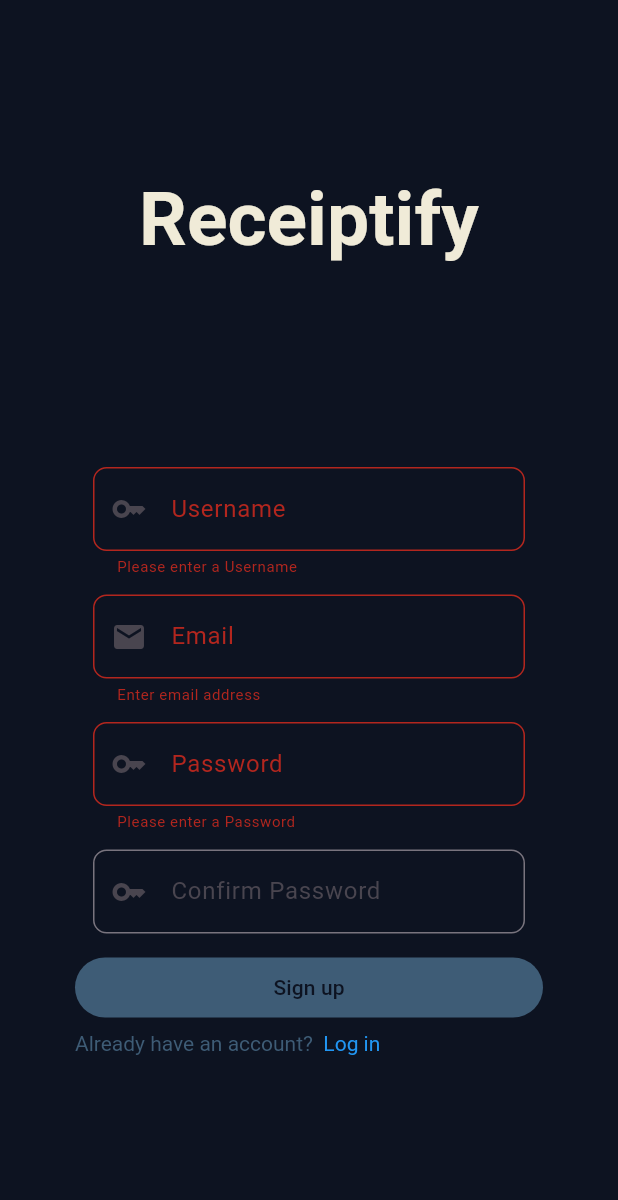
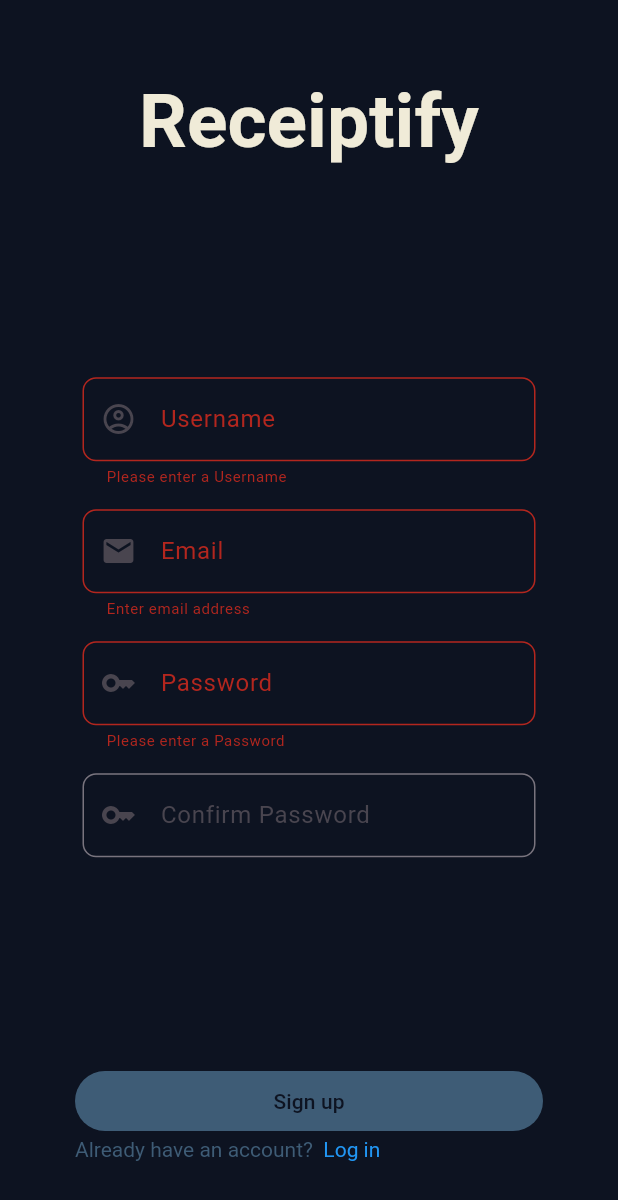
Before and after one commit to ThomasTejedor/Receiptify, a Flutter app: the SignupPage screen opened by its route, after a tap on "Sign up", on a phone screen of 412 x 824 dp. Shown: the top 1200 px of the screen. Run offline on Flutter 3.47's test engine with Material 3 defaults, Android fonts, the phone set to English and light mode, and no system bars; our stand-ins replace camera, cloud_firestore, firebase_auth, firebase_core, form_field_validator, go_router; missing offline and left inert: gal; accounts and stored records are empty.

Commit message:
Added some profile and login/signup design for pages

```diff
--- a/lib/main.dart
+++ b/lib/main.dart
@@ -2,6 +2,7 @@ import 'package:flutter/material.dart';
 import '../pages/startup_screen.dart';
 import '../pages/login.dart';
 import '../pages/signup.dart';
+import '../pages/profile.dart';
 import 'package:firebase_core/firebase_core.dart';
 import 'firebase_options.dart';
 import 'package:go_router/go_router.dart';
@@ -34,6 +35,12 @@ final GoRouter _router = GoRouter(
             return const SignupPage();
           },
         ),
+        GoRoute(
+          path: 'profile',
+          builder: (BuildContext context, GoRouterState state) {
+            return const ProfilePage();
+          }
+        ),
       ],
     ),
   ],
--- a/lib/pages/signup.dart
+++ b/lib/pages/signup.dart
@@ -3,6 +3,7 @@ import 'package:flutter/gestures.dart';
 import 'package:form_field_validator/form_field_validator.dart';
 import 'package:go_router/go_router.dart';
 import 'package:firebase_auth/firebase_auth.dart';
+import '../services/db_service.dart';
 
 class SignupPage extends StatefulWidget {
   const SignupPage({super.key});
@@ -17,6 +18,7 @@ class _SignupPageState extends State<SignupPage> with WidgetsBindingObserver {
   final _usernameController = TextEditingController();
   final _passwordController = TextEditingController();
   final _emailController = TextEditingController();
+  final _dbService = dbService.value;
 
   @override
   Widget build(BuildContext context) {
@@ -27,14 +29,15 @@ class _SignupPageState extends State<SignupPage> with WidgetsBindingObserver {
 
   Widget _buildUI() {
     return SafeArea(
+      child: Form(
+        key: _formkey,
         child: Column(
           mainAxisAlignment: MainAxisAlignment.spaceEvenly,
           children: [
-
             //Logo or Logo Name
             Padding(
               padding: const EdgeInsets.only(
-              top: 10,
+                top: 50,
               ),
               child: Center(
                 child: Text(
@@ -43,40 +46,37 @@ class _SignupPageState extends State<SignupPage> with WidgetsBindingObserver {
                 ),
               ),
             ),
-          //Area for user input and Signup button
-          Padding(
-            padding: EdgeInsets.symmetric(
-              vertical: 15,
-              horizontal: 50
-            ),
-            child: Form(
-              key: _formkey,
+
+            //User Input fields
+            Expanded(
+              child: Padding(
+                padding: EdgeInsets.only(left: 55,right: 55),
                 child: Column(
+                  mainAxisAlignment:MainAxisAlignment.center,
+                  spacing: 15,
+                  children: [
 
-                children: [
-                  Container(
-                    padding: const EdgeInsets.only(left: 12.0, right: 12.0, top: 12.0),
-                    color: Color(0x00000000),
-                    child: TextFormField(
+                    //Username Field
+                    TextFormField(
                       controller: _usernameController,
                       validator: MultiValidator([
                         RequiredValidator(
                           errorText: 'Please enter a Username'),
-                        MinLengthValidator(10,
+                        MinLengthValidator(8,
                           errorText:
-                            'Username must be at least 10 digits'),
+                            'Username must be at least 8 digits'),
                         MaxLengthValidator(16,
                           errorText:
                             'Username cannot be longer than 16 digits'),
                         PatternValidator(r'^[a-zA-Z0-9]+$',
                           errorText:
-                            'Username cannot contain any special characters')
+                            'Username cannot contain any special characters'),
                       ]).call,
                       decoration: InputDecoration(
                       hintText: 'Username',
                       labelText: 'Username',
                       prefixIcon: Icon(
-                          Icons.key,
+                        Icons.account_circle_outlined,
                       ),
                       errorStyle: TextStyle(fontSize: 10.0),
                       border: OutlineInputBorder(
@@ -88,11 +88,9 @@ class _SignupPageState extends State<SignupPage> with WidgetsBindingObserver {
                         ),
                       ),
                     ),
-                  ),
-                  //Create the email user text input
-                  Padding(
-                    padding: const EdgeInsets.only(left: 12.0, right: 12.0, top: 12.0),
-                    child: TextFormField(
+
+                    //Email field
+                    TextFormField(
                       key: _emailTextState,
                       controller: _emailController,
                       validator: MultiValidator([
@@ -118,13 +116,9 @@ class _SignupPageState extends State<SignupPage> with WidgetsBindingObserver {
                           )
                         )
                       )
-                    )
                     ),
-                  //Create the password user input field
-                  Container(
-                    padding: const EdgeInsets.only(left: 12.0, right: 12.0, top: 12.0),
-                    color: Color(0x00000000),
-                    child: TextFormField(
+                    //Password Field
+                    TextFormField(
                       obscureText: true,
                       controller: _passwordController,
                       validator: MultiValidator([
@@ -153,11 +147,8 @@ class _SignupPageState extends State<SignupPage> with WidgetsBindingObserver {
                         ),
                       ),
                     ),
-                  ),
-                  Container(
-                    padding: const EdgeInsets.only(left: 12.0, right: 12.0, top: 12.0),
-                    color: Color(0x00000000),
-                    child: TextFormField(
+                    //Confirm Password field
+                    TextFormField(
                       obscureText: true,
                       validator: (val) => MatchValidator(errorText: 'Passwords do not match').validateMatch(val!, _passwordController.text),
                       decoration: InputDecoration(
@@ -176,20 +167,29 @@ class _SignupPageState extends State<SignupPage> with WidgetsBindingObserver {
                         ),
                       ),
                     ),
+                  ],
+                ),
+              ),
             ),
             //Create the Login Button
             Padding(
-                    padding: const EdgeInsets.only(top: 12, bottom: 5),
-                    child: SizedBox(
+              padding: const EdgeInsets.only(bottom: 50, left: 50, right: 50),
+              child: Column(
+                children: [
+                  SizedBox(
                     width: MediaQuery.of(context).size.width,
                     child: TextButton(
                       style: TextButton.styleFrom (
                         backgroundColor: const Color.fromARGB(255, 62, 92, 118),
                         foregroundColor: const Color.fromARGB(255, 13, 19, 33),
-
                       ),
                       onPressed: () async {
-                          print(_passwordController.text);
+
+                        if(await _dbService.availableUsername(_usernameController.text)) {
+                          print("username available");
+                        } else {
+                          print("username not available");
+                        }
                         if (_formkey.currentState!.validate()) {
                           _formkey.currentState!.save();
                           try {
@@ -208,7 +208,7 @@ class _SignupPageState extends State<SignupPage> with WidgetsBindingObserver {
                       child: const Text('Sign up')
                     ),
                   ),
-                  ),
+
                   Align(
                     alignment: Alignment.centerLeft,
                     child: RichText(
@@ -232,14 +232,14 @@ class _SignupPageState extends State<SignupPage> with WidgetsBindingObserver {
                       ),
                     ),
                   ),
-                ]
+
+                ],
               ),
             ),
+          ],
         ),
-        ]
       ),
     );
-
   }
 
 }
--- a/lib/pages/startup_screen.dart
+++ b/lib/pages/startup_screen.dart
@@ -66,7 +66,7 @@ class _StartupPageState extends State<StartupPage> with WidgetsBindingObserver {
               children: [
                 //Button to go the profile
                 IconButton(
-                  onPressed: () async {context.push('/login');},
+                  onPressed: () {context.push('/profile');},
                   iconSize: MediaQuery.sizeOf(context).height *.05,
                   icon: const Icon(
                     Icons.account_circle
--- /dev/null
+++ b/lib/services/db_service.dart
@@ -0,0 +1,20 @@
+import 'package:flutter/material.dart';
+import 'package:cloud_firestore/cloud_firestore.dart';
+
+ValueNotifier<DBService> dbService = ValueNotifier(DBService());
+
+class DBService {
+
+  final FirebaseFirestore fireStore = FirebaseFirestore.instance;
+
+
+  Future<bool> availableUsername(String username) async {
+    final result = await fireStore.collection('UserInfo')
+      .where('username',isEqualTo: username)
+      .get();
+    if(result.size == 0) return true;
+    return false;
+  }
+
+
+}
--- a/pubspec.yaml
+++ b/pubspec.yaml
@@ -15,6 +15,7 @@ dependencies:
   form_field_validator: ^1.1.0
   go_router: ^14.8.1
   firebase_auth: ^5.5.1
+  cloud_firestore: ^5.6.6
 
 dev_dependencies:
   flutter_test:
```
Also changed, not shown: lib/AuthService/auth_service.dart (deleted, +0 -26 lines), lib/pages/login.dart (+8 -4 lines), lib/pages/profile.dart (+57 -0 lines), lib/services/auth_service.dart (added, +60 -0 lines), lib/pages/checkbox_screen.dart (added), lib/services/ocr_service.dart (added), pubspec.lock, 3 other files. Lines whose indentation alone changed are shown as unchanged.
